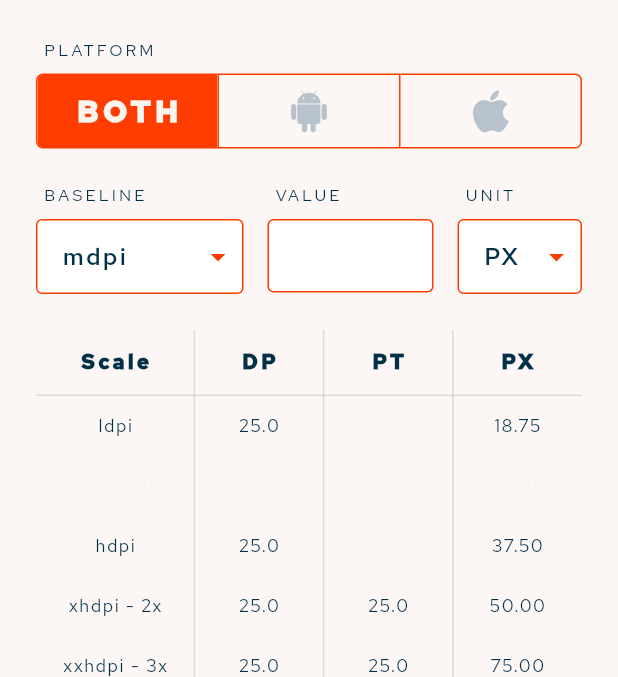
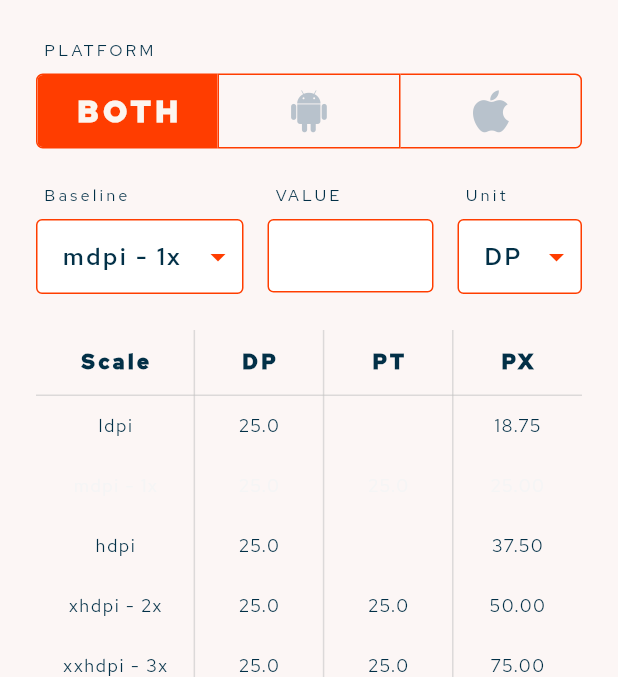
Before and after one commit to FutureGrit/scale-factor, a Flutter app: the screen it shows after launch, after a tap on "BOTH", on a phone screen of 412 x 824 dp, the part 132-809 px from its top. Run offline on Flutter 3.47's test engine with Material 2 defaults, Android fonts, the phone set to English and light mode, and no system bars.

Commit message:
:boom: BREAKING CHANGES: implement dropdown functionality
Incomplete implementation of Baseline and Unit dropdown value changes based on selected platform.

Note:
1) Unnecessary code which need to be cleaned.
2) Unit dropdown will not work properly.

```diff
--- a/lib/services/home_view_service.dart
+++ b/lib/services/home_view_service.dart
@@ -3,18 +3,84 @@
 
 import 'package:flutter/material.dart';
 import 'package:scale_factor/enums/platform.dart';
+import 'package:scale_factor/services/platform_model.dart';
 
 class HomeViewService extends ChangeNotifier {
+  HomeViewService() {
+    initialize();
+  }
+
+  // TODO: Add new variable for defaultUnit value
+// TODO: Code Cleanup
+// TODO: Remove dropdown_input.dart
+
   List<bool> isSelected = [true, false, false];
-  List<Platform> platformType = [Platform.Both, Platform.Android, Platform.iOS];
 
-  Platform selectedPlatform = Platform.Both;
+  List<PlatformModel> allPlatforms = [
+    PlatformModel(
+        platform: Platform.Both,
+        scale: [
+          'ldpi',
+          'mdpi - 1x',
+          'hdpi',
+          'xhdpi - 2x',
+          'xxhdpi - 3x',
+          'xxxhdpi'
+        ],
+        units: ['PX', 'DP', 'PT'],
+        defaultBaseline: 1),
+    PlatformModel(
+      platform: Platform.Android,
+      scale: ['ldpi', 'mdpi', 'hdpi', 'xhdpi', 'xxhdpi', 'xxxhdpi'],
+      units: ['PX', 'DP'],
+      defaultBaseline: 0,
+    ),
+    PlatformModel(
+      platform: Platform.iOS,
+      scale: ['1x', '2x', '3x'],
+      units: ['PX', 'PT'],
+      defaultBaseline: 0,
+    ),
+  ];
+
+  PlatformModel selectedPlatform;
+  String selectedScale;
+  String selectedUnit;
+  //String dropdownValue;
+  //String unitDropdownDefaultValue;
 
   void updateTableType(int index) {
-    this.selectedPlatform = platformType[index];
+    this.selectedPlatform = allPlatforms[index];
+
+    // Set default value for dropdown: Baseline and Unit
+    updateScale(selectedPlatform.scale[selectedPlatform.defaultBaseline]);
+    updateUnit(selectedPlatform.units[selectedPlatform.defaultBaseline]);
+
+    // Set the selected platform toggle button
     for (int buttonIndex = 0; buttonIndex < isSelected.length; buttonIndex++) {
       isSelected[buttonIndex] = buttonIndex == index;
     }
+
+    notifyListeners();
+  }
+
+  void initialize() {
+    selectedPlatform = allPlatforms[0];
+    updateScale(selectedPlatform.scale[selectedPlatform.defaultBaseline]);
+    updateUnit(selectedPlatform.units[selectedPlatform.defaultBaseline]);
+  }
+
+  void updateScale(String newValue) {
+    //selectedScale = newValue;
+    selectedScale = newValue;
+    // dropdownValue = newValue;
+    notifyListeners();
+  }
+
+  void updateUnit(String newValue) {
+    selectedUnit = newValue;
+    // dropdownValue = newValue;
+
     notifyListeners();
   }
 }
--- /dev/null
+++ b/lib/services/platform_model.dart
@@ -0,0 +1,15 @@
+import 'package:flutter/material.dart';
+import 'package:scale_factor/enums/platform.dart';
+
+class PlatformModel {
+  PlatformModel(
+      {@required this.platform,
+      @required this.scale,
+      @required this.units,
+      @required this.defaultBaseline});
+
+  Platform platform;
+  List<String> scale;
+  List<String> units;
+  int defaultBaseline;
+}
--- /dev/null
+++ b/lib/ui/widgets/baseline_dropdown.dart
@@ -0,0 +1,41 @@
+import 'package:flutter/material.dart';
+import 'package:provider/provider.dart';
+
+import 'package:scale_factor/services/home_view_service.dart';
+import 'package:scale_factor/ui/widgets/dropdown_button_widget.dart';
+
+class BaselineDropdown extends StatelessWidget {
+  @override
+  Widget build(BuildContext context) {
+    HomeViewService platform =
+        Provider.of<HomeViewService>(context, listen: false);
+    return DropdownButtonWidget(
+      label: ' Baseline',
+      dropdownButton: DropdownButton<String>(
+        value: platform.selectedScale,
+        dropdownColor: Theme.of(context).cardColor,
+        icon: Icon(
+          Icons.arrow_drop_down,
+          color: Theme.of(context).focusColor,
+        ),
+        isExpanded: true,
+        isDense: false,
+        style: Theme.of(context).textTheme.headline3,
+        items: platform.selectedPlatform.scale
+            .map<DropdownMenuItem<String>>((String value) {
+          return DropdownMenuItem<String>(
+            value: value,
+            child: Text(
+              value,
+              maxLines: 1,
+              overflow: TextOverflow.ellipsis,
+            ),
+          );
+        }).toList(),
+        onChanged: (String newValue) {
+          platform.updateScale(newValue);
+        },
+      ),
+    );
+  }
+}
--- a/lib/ui/widgets/baseline_value_unit.dart
+++ b/lib/ui/widgets/baseline_value_unit.dart
@@ -1,6 +1,7 @@
 import 'package:flutter/material.dart';
 
-import 'dropdown_input.dart';
+import 'package:scale_factor/ui/widgets/baseline_dropdown.dart';
+import 'package:scale_factor/ui/widgets/unit_dropdown.dart';
 import 'package:scale_factor/ui/widgets/value_input.dart';
 import 'package:scale_factor/utils/ui_utils.dart';
 
@@ -13,34 +14,17 @@ class BaselineValueUnit extends StatelessWidget {
       mainAxisAlignment: MainAxisAlignment.start,
       children: [
         // BASELINE label and Dropdown
-        Expanded(
-          flex: 5,
-          child: DropdownInput(
-            label: ' BASELINE',
-            items: ['ldpi', 'mdpi', 'hdpi', 'xhdpi', 'xxhdpi', 'xxxhdpi'],
-            defaultValue: 'mdpi',
-          ),
-        ),
+        Expanded(flex: 5, child: BaselineDropdown()),
 
         kHorizontalSpaceMedium,
 
         // VALUE label and TextView
-        Expanded(
-          flex: 4,
-          child: ValueInput(),
-        ),
+        Expanded(flex: 4, child: ValueInput()),
 
         kHorizontalSpaceMedium,
 
         // UNIT label and Dropdown
-        Expanded(
-          flex: 3,
-          child: DropdownInput(
-            label: ' UNIT',
-            items: ['PX', 'DP', 'PT'],
-            defaultValue: 'PX',
-          ),
-        )
+        Expanded(flex: 3, child: UnitDropdown())
       ],
     );
   }
--- /dev/null
+++ b/lib/ui/widgets/dropdown_button_widget.dart
@@ -0,0 +1,41 @@
+import 'package:flutter/material.dart';
+
+import 'package:scale_factor/utils/ui_utils.dart';
+
+class DropdownButtonWidget extends StatelessWidget {
+  DropdownButtonWidget({@required this.label, @required this.dropdownButton});
+
+  final DropdownButton dropdownButton;
+  final String label;
+
+  @override
+  Widget build(BuildContext context) {
+    return Column(
+      crossAxisAlignment: CrossAxisAlignment.start,
+      children: [
+        Text(
+          label,
+          style: Theme.of(context).textTheme.headline6,
+        ),
+        kVerticalSpaceSmall,
+        Container(
+          width: double.infinity,
+          decoration: BoxDecoration(
+            borderRadius: BorderRadius.circular(kBorderRadiusSmall),
+            color: Theme.of(context).backgroundColor,
+            border: Border.all(
+              color: Theme.of(context).focusColor,
+              width: kBorderWidthNormal,
+            ),
+          ),
+          child: DropdownButtonHideUnderline(
+            child: ButtonTheme(
+              alignedDropdown: true,
+              child: dropdownButton,
+            ),
+          ),
+        ),
+      ],
+    );
+  }
+}
--- a/lib/ui/widgets/dropdown_input.dart
+++ b/lib/ui/widgets/dropdown_input.dart
@@ -1,4 +1,6 @@
 import 'package:flutter/material.dart';
+import 'package:provider/provider.dart';
+import 'package:scale_factor/services/home_view_service.dart';
 
 import 'package:scale_factor/utils/ui_utils.dart';
 
@@ -6,11 +8,13 @@ class DropdownInput extends StatefulWidget {
   final String label;
   final String defaultValue;
   final List<String> items;
+  final Function onChange;
 
   DropdownInput(
       {@required this.label,
       @required this.items,
-      @required this.defaultValue});
+      @required this.defaultValue,
+      @required this.onChange});
 
   @override
   _DropdownInputState createState() => _DropdownInputState();
@@ -18,11 +22,13 @@ class DropdownInput extends StatefulWidget {
 
 class _DropdownInputState extends State<DropdownInput> {
   String dropdownValue;
+  var platform;
 
   @override
   void initState() {
     super.initState();
-    dropdownValue = widget.defaultValue;
+    platform = Provider.of<HomeViewService>(context, listen: false);
+    //dropdownValue = widget.defaultValue;
   }
 
   @override
@@ -49,7 +55,7 @@ class _DropdownInputState extends State<DropdownInput> {
             child: ButtonTheme(
               alignedDropdown: true,
               child: DropdownButton<String>(
-                value: dropdownValue,
+                value: platform.dropdownValue, // TODO:
                 dropdownColor: Theme.of(context).cardColor,
                 icon: Icon(
                   Icons.arrow_drop_down,
@@ -69,11 +75,12 @@ class _DropdownInputState extends State<DropdownInput> {
                     ),
                   );
                 }).toList(),
-                onChanged: (String newValue) {
-                  setState(() {
-                    dropdownValue = newValue;
-                  });
-                },
+                onChanged: widget.onChange,
+                // onChanged: (String newValue) {
+                //   setState(() {
+                //     dropdownValue = newValue;
+                //   });
+                // },
               ),
             ),
           ),
--- a/lib/ui/widgets/tables/result_table.dart
+++ b/lib/ui/widgets/tables/result_table.dart
@@ -10,8 +10,9 @@ import 'package:scale_factor/ui/widgets/tables/ios_platform_table.dart';
 class ResultTable extends StatelessWidget {
   @override
   Widget build(BuildContext context) {
-    var selectedPlatform =
-        Provider.of<HomeViewService>(context, listen: false).selectedPlatform;
+    var selectedPlatform = Provider.of<HomeViewService>(context, listen: false)
+        .selectedPlatform
+        .platform;
 
     if (selectedPlatform == Platform.Both) {
       return BothPlatformTable(
--- /dev/null
+++ b/lib/ui/widgets/unit_dropdown.dart
@@ -0,0 +1,41 @@
+import 'package:flutter/material.dart';
+import 'package:provider/provider.dart';
+
+import 'package:scale_factor/services/home_view_service.dart';
+import 'package:scale_factor/ui/widgets/dropdown_button_widget.dart';
+
+class UnitDropdown extends StatelessWidget {
+  @override
+  Widget build(BuildContext context) {
+    HomeViewService platform =
+        Provider.of<HomeViewService>(context, listen: false);
+    return DropdownButtonWidget(
+      label: ' Unit',
+      dropdownButton: DropdownButton<String>(
+        value: platform.selectedUnit,
+        dropdownColor: Theme.of(context).cardColor,
+        icon: Icon(
+          Icons.arrow_drop_down,
+          color: Theme.of(context).focusColor,
+        ),
+        isExpanded: true,
+        isDense: false,
+        style: Theme.of(context).textTheme.headline3,
+        items: platform.selectedPlatform.units
+            .map<DropdownMenuItem<String>>((String value) {
+          return DropdownMenuItem<String>(
+            value: value,
+            child: Text(
+              value,
+              maxLines: 1,
+              overflow: TextOverflow.ellipsis,
+            ),
+          );
+        }).toList(),
+        onChanged: (String newValue) {
+          platform.updateUnit(newValue);
+        },
+      ),
+    );
+  }
+}
```
